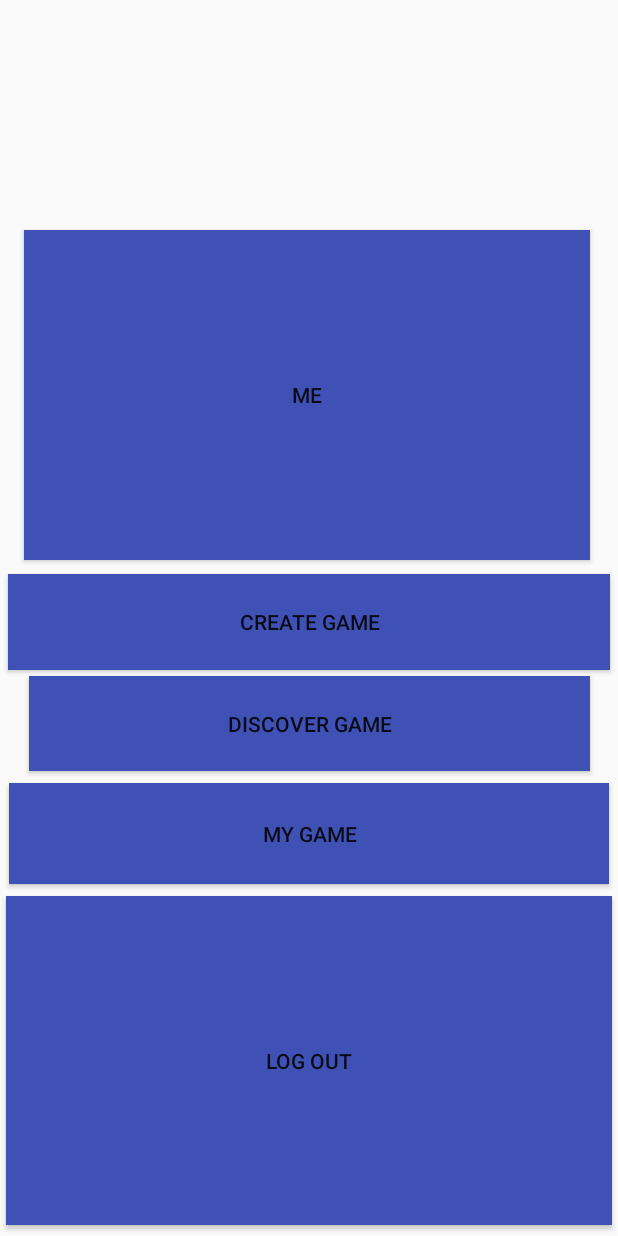
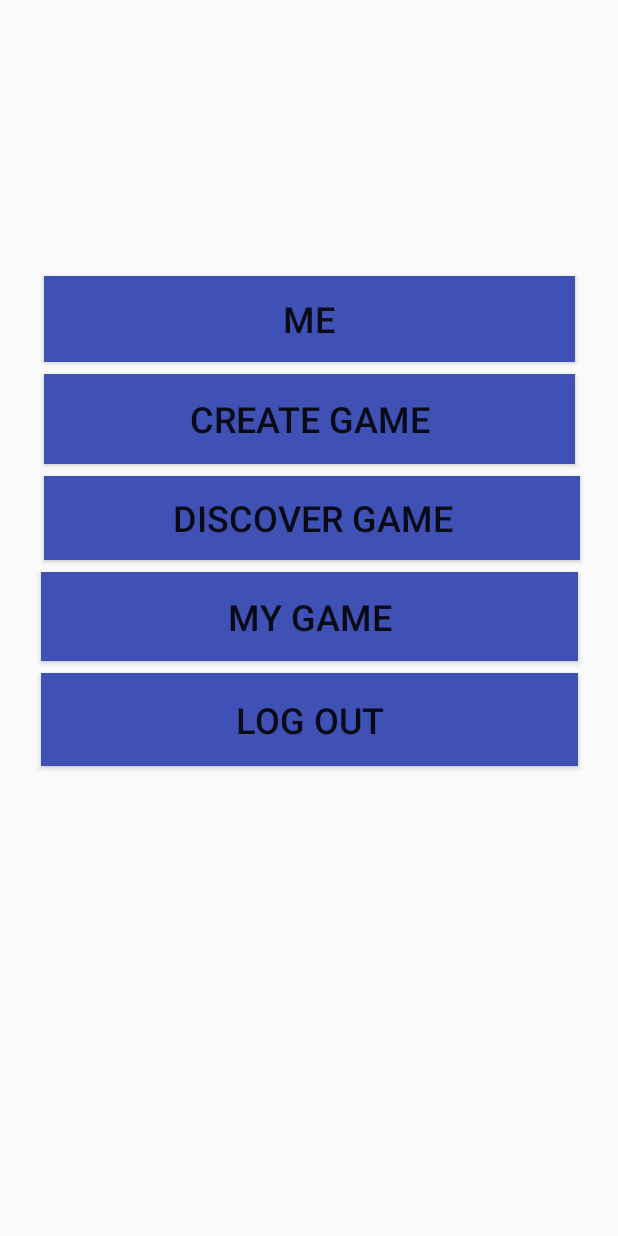
Before and after one commit to yyzhou1025/weball, an Android app: the home_page screen opened directly, with no data from a screen before it, on a phone screen of 412 x 824 dp. Run offline under Robolectric (Android 15) with nearby library versions, the phone set to English and light mode, and no system bars.

Commit message:
First commit

```diff
--- a/app/src/main/java/com/example/yuanyuanzhou/weball/home_page.java
+++ b/app/src/main/java/com/example/yuanyuanzhou/weball/home_page.java
@@ -1,7 +1,9 @@
 package com.example.yuanyuanzhou.weball;
 
 import android.app.Activity;
+import android.content.Intent;
 import android.os.Bundle;
+import android.view.View;
 
 public class home_page extends Activity {
     @Override
@@ -9,4 +11,9 @@ public class home_page extends Activity {
         super.onCreate(savedInstanceState);
         setContentView(R.layout.activity_home_page);
     }
+
+    public void logoutButtonButton (View view){
+        Intent intent = new Intent (this, login_page.class);
+        startActivity(intent);
+    }
 }
--- a/app/src/main/java/com/example/yuanyuanzhou/weball/login_page.java
+++ b/app/src/main/java/com/example/yuanyuanzhou/weball/login_page.java
@@ -19,6 +19,11 @@ public class login_page extends AppCompatActivity {
             startActivity(intent);
         }
     }
+
+    public void sighupButton(View view) {
+        Intent intent = new Intent (this, registration_page.class);
+        startActivity(intent);
+    }
     @Override
     protected void onCreate(Bundle savedInstanceState) {
         super.onCreate(savedInstanceState);
--- a/app/src/main/java/com/example/yuanyuanzhou/weball/registration_page.java
+++ b/app/src/main/java/com/example/yuanyuanzhou/weball/registration_page.java
@@ -11,9 +11,9 @@ import android.widget.Toast;
 public class registration_page extends Activity {
 
     public void registrationButton(View view) {
-        @SuppressLint("WrongViewCast") EditText emailAddressEditText = (EditText) findViewById(R.id.emailAddressEditText);
-        @SuppressLint("WrongViewCast") EditText password2EditText = (EditText) findViewById(R.id.password2EditText);
-        @SuppressLint("WrongViewCast") EditText usernameEditText = (EditText) findViewById(R.id.usernameEditText);
+        EditText emailAddressEditText = (EditText) findViewById(R.id.emailAddressEditText);
+        EditText password2EditText = (EditText) findViewById(R.id.password2EditText);
+        EditText usernameEditText = (EditText) findViewById(R.id.usernameEditText);
         if (emailAddressEditText.getText().toString() == "" || password2EditText.getText().toString() == "" || usernameEditText.getText().toString() == "") {
             Toast.makeText(this, "A email address, a password and a username are required!", Toast.LENGTH_SHORT).show();
         } else {
--- a/app/src/main/res/layout/activity_home_page.xml
+++ b/app/src/main/res/layout/activity_home_page.xml
@@ -6,82 +6,84 @@
     android:layout_height="match_parent">
 
     <Button
-        android:id="@+id/button6"
-        android:layout_width="377dp"
-        android:layout_height="0dp"
-        android:layout_marginBottom="224dp"
+        android:id="@+id/Me"
+        android:layout_width="354dp"
+        android:layout_height="57dp"
         android:layout_marginEnd="8dp"
         android:layout_marginLeft="8dp"
         android:layout_marginRight="8dp"
         android:layout_marginStart="8dp"
-        android:layout_marginTop="153dp"
+        android:layout_marginTop="184dp"
         android:background="@color/colorPrimary"
         android:text="Me"
-        app:layout_constraintBottom_toTopOf="@+id/button10"
+        android:textSize="24sp"
         app:layout_constraintEnd_toEndOf="parent"
-        app:layout_constraintHorizontal_bias="0.444"
         app:layout_constraintStart_toStartOf="parent"
-        app:layout_constraintTop_toTopOf="parent"
-        app:layout_constraintVertical_bias="0.973" />
+        app:layout_constraintTop_toTopOf="parent" />
 
     <Button
-        android:id="@+id/button7"
-        android:layout_width="0dp"
-        android:layout_height="64dp"
-        android:layout_marginBottom="4dp"
-        android:layout_marginEnd="5dp"
-        android:layout_marginLeft="5dp"
-        android:layout_marginRight="5dp"
-        android:layout_marginStart="5dp"
-        android:background="@color/colorPrimary"
-        android:text="Create Game"
-        app:layout_constraintBottom_toTopOf="@+id/button8"
-        app:layout_constraintEnd_toEndOf="parent"
-        app:layout_constraintStart_toStartOf="parent" />
-
-    <Button
-        android:id="@+id/button8"
-        android:layout_width="374dp"
-        android:layout_height="63dp"
-        android:layout_marginBottom="8dp"
+        android:id="@+id/button17"
+        android:layout_width="354dp"
+        android:layout_height="60dp"
         android:layout_marginEnd="8dp"
         android:layout_marginLeft="8dp"
         android:layout_marginRight="8dp"
         android:layout_marginStart="8dp"
+        android:layout_marginTop="8dp"
+        android:background="@color/colorPrimary"
+        android:text="Create Game"
+        android:textSize="24sp"
+        app:layout_constraintEnd_toEndOf="parent"
+        app:layout_constraintStart_toStartOf="parent"
+        app:layout_constraintTop_toBottomOf="@+id/Me" />
+
+    <Button
+        android:id="@+id/button18"
+        android:layout_width="357dp"
+        android:layout_height="56dp"
+        android:layout_marginEnd="8dp"
+        android:layout_marginLeft="8dp"
+        android:layout_marginRight="8dp"
+        android:layout_marginStart="8dp"
+        android:layout_marginTop="8dp"
         android:background="@color/colorPrimary"
         android:text="Discover Game"
-        app:layout_constraintBottom_toTopOf="@+id/button9"
+        android:textSize="24sp"
         app:layout_constraintEnd_toEndOf="parent"
-        app:layout_constraintStart_toStartOf="parent" />
+        app:layout_constraintHorizontal_bias="0.545"
+        app:layout_constraintStart_toStartOf="parent"
+        app:layout_constraintTop_toBottomOf="@+id/button17" />
 
     <Button
-        android:id="@+id/button9"
-        android:layout_width="0dp"
-        android:layout_height="67dp"
-        android:layout_marginBottom="8dp"
-        android:layout_marginEnd="6dp"
-        android:layout_marginLeft="6dp"
-        android:layout_marginRight="6dp"
-        android:layout_marginStart="6dp"
+        android:id="@+id/button19"
+        android:layout_width="358dp"
+        android:layout_height="59dp"
+        android:layout_marginEnd="8dp"
+        android:layout_marginLeft="8dp"
+        android:layout_marginRight="8dp"
+        android:layout_marginStart="8dp"
+        android:layout_marginTop="8dp"
         android:background="@color/colorPrimary"
         android:text="My Game"
-        app:layout_constraintBottom_toTopOf="@+id/button10"
+        android:textSize="24sp"
         app:layout_constraintEnd_toEndOf="parent"
-        app:layout_constraintStart_toStartOf="parent" />
+        app:layout_constraintStart_toStartOf="parent"
+        app:layout_constraintTop_toBottomOf="@+id/button18" />
 
     <Button
-        android:id="@+id/button10"
-        android:layout_width="0dp"
-        android:layout_height="0dp"
-        android:layout_marginBottom="7dp"
-        android:layout_marginEnd="4dp"
-        android:layout_marginLeft="4dp"
-        android:layout_marginRight="4dp"
-        android:layout_marginStart="4dp"
+        android:id="@+id/logoutButton"
+        android:layout_width="358dp"
+        android:layout_height="62dp"
+        android:layout_marginEnd="8dp"
+        android:layout_marginLeft="8dp"
+        android:layout_marginRight="8dp"
+        android:layout_marginStart="8dp"
+        android:layout_marginTop="8dp"
         android:background="@color/colorPrimary"
+        android:onClick="logoutButton"
         android:text="Log out"
-        app:layout_constraintBottom_toBottomOf="parent"
+        android:textSize="24sp"
         app:layout_constraintEnd_toEndOf="parent"
         app:layout_constraintStart_toStartOf="parent"
-        app:layout_constraintTop_toBottomOf="@+id/button6" />
+        app:layout_constraintTop_toBottomOf="@+id/button19" />
 </android.support.constraint.ConstraintLayout>
--- a/app/src/main/res/layout/activity_login_page.xml
+++ b/app/src/main/res/layout/activity_login_page.xml
@@ -48,7 +48,7 @@
         android:layout_marginRight="8dp"
         android:layout_marginStart="8dp"
         android:layout_marginTop="32dp"
-        android:text="_______________or_______________"
+        android:text="_______________or__________________"
         android:textSize="24sp"
         app:layout_constraintEnd_toEndOf="parent"
         app:layout_constraintStart_toStartOf="parent"
--- a/app/src/main/res/layout/activity_registration_page.xml
+++ b/app/src/main/res/layout/activity_registration_page.xml
@@ -29,10 +29,11 @@
         android:layout_marginRight="4dp"
         android:layout_marginStart="4dp"
         android:ems="10"
+        android:hint="Enter your email address"
         android:inputType="textEmailAddress"
-        android:text="Email Address"
         app:layout_constraintBottom_toTopOf="@+id/password2EditText"
         app:layout_constraintEnd_toEndOf="parent"
+        app:layout_constraintHorizontal_bias="0.0"
         app:layout_constraintStart_toStartOf="parent"
         app:layout_constraintTop_toBottomOf="@+id/usernameEditText" />
 
@@ -46,12 +47,11 @@
         android:layout_marginRight="5dp"
         android:layout_marginStart="5dp"
         android:ems="10"
-        android:hint="Password"
+        android:hint="Enter your password"
         android:inputType="textPassword"
-        android:text="Password"
-        android:textSize="30sp"
         app:layout_constraintBottom_toTopOf="@+id/registrationButton"
         app:layout_constraintEnd_toEndOf="parent"
+        app:layout_constraintHorizontal_bias="0.0"
         app:layout_constraintStart_toStartOf="parent"
         app:layout_constraintTop_toBottomOf="@+id/emailAddressEditText" />
 
@@ -65,10 +65,11 @@
         android:layout_marginRight="4dp"
         android:layout_marginStart="4dp"
         android:ems="10"
+        android:hint="Enter your name"
         android:inputType="textPersonName"
-        android:text="Name"
         app:layout_constraintBottom_toTopOf="@+id/emailAddressEditText"
         app:layout_constraintEnd_toEndOf="parent"
+        app:layout_constraintHorizontal_bias="0.0"
         app:layout_constraintStart_toStartOf="parent"
         app:layout_constraintTop_toBottomOf="@+id/textView8" />
 
@@ -82,6 +83,7 @@
         android:layout_marginRight="8dp"
         android:layout_marginStart="8dp"
         android:background="@color/colorPrimary"
+        android:onClick="registrationButton"
         android:text="Sigh up"
         android:textSize="24sp"
         app:layout_constraintBottom_toBottomOf="parent"
```
